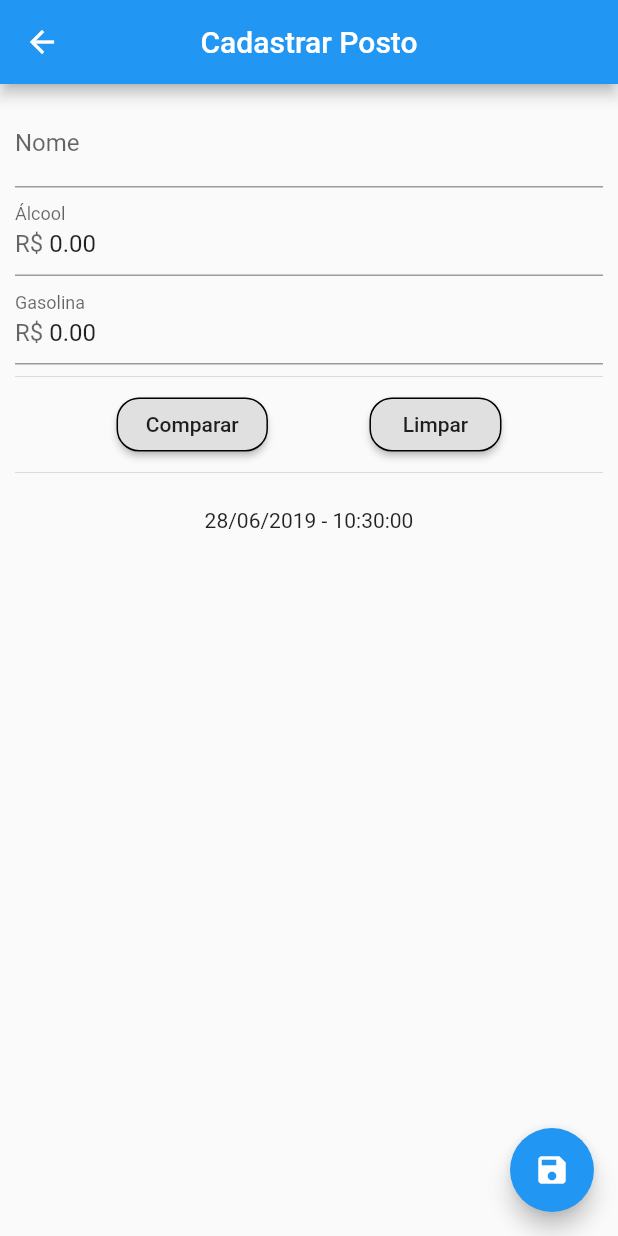
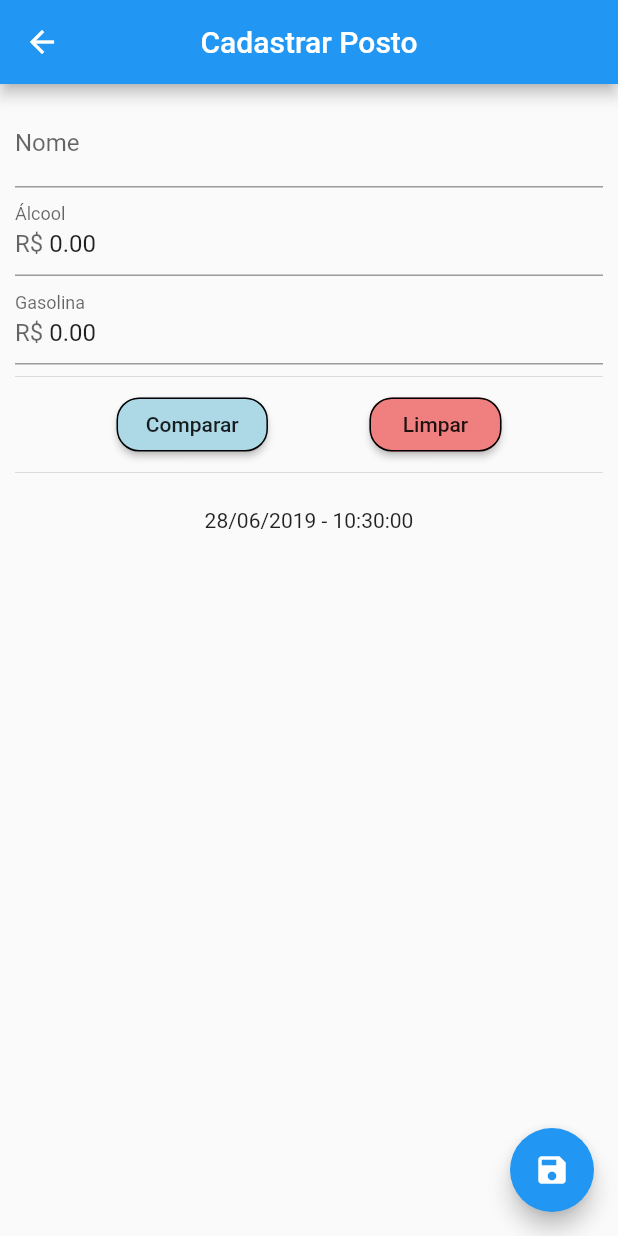
Before and after one commit to luisfernandofaria/melhorcombustivel, a Flutter app: the screen it shows after launch, after a tap on the "add" icon, on a phone screen of 412 x 824 dp. Run offline on Flutter 3.47's test engine with Material 2 defaults, Android fonts, the phone set to English and light mode, and no system bars; our stand-ins replace flutter_masked_text, sqflite; accounts and stored records are empty.

Commit message:
cor botoes

```diff
--- a/lib/main.dart
+++ b/lib/main.dart
@@ -1,10 +1,10 @@
 import 'package:flutter/material.dart';
-import 'package:melhor_combustivel/page/home.dart';
+import 'package:melhor_combustivel/page/splash.dart';
 
 void main() {
   runApp(MaterialApp(
     debugShowCheckedModeBanner: false,
     title: 'Melhor Combustível',
-    home: Home(),
+    home: SplashHome(),
   ));
 }
--- a/lib/page/home.dart
+++ b/lib/page/home.dart
@@ -12,7 +12,6 @@ class _HomeState extends State<Home> {
 
   PostoHelper helper = PostoHelper();
   List <Posto> _listaDePostos = List();
-
 
   void _showPostoPage({Posto posto}) async {
     final regPosto = await Navigator.push(
--- a/lib/page/postoPage.dart
+++ b/lib/page/postoPage.dart
@@ -130,6 +130,7 @@ class _PostoPageState extends State<PostoPage> {
                   mainAxisAlignment: MainAxisAlignment.spaceEvenly,
                   children: <Widget>[
                     RaisedButton(
+                      color: Color.fromRGBO(173,216,230, 10),
                       onPressed: escolherCombustivel,
                       child: Text(" Comparar "),
                       shape: OutlineInputBorder(
@@ -137,6 +138,7 @@ class _PostoPageState extends State<PostoPage> {
                       ),
                     ),
                     RaisedButton(
+                      color: Color.fromRGBO(240,128,128, 10),
                       onPressed: limparCampos,
                       child: Text(" Limpar "),
                       shape: OutlineInputBorder(
--- /dev/null
+++ b/lib/page/splash.dart
@@ -0,0 +1,36 @@
+import 'package:flutter/material.dart';
+
+import 'home.dart';
+
+class SplashHome extends StatefulWidget {
+  @override
+  _SplashHomeState createState() => _SplashHomeState();
+}
+
+class _SplashHomeState extends State<SplashHome> {
+  @override
+  void initState() {
+    Future.delayed(Duration(seconds: 5)).then((_) {
+      Navigator.of(context)
+          .pushReplacement(MaterialPageRoute(builder: (context) => Home()));
+    });
+//    super.initState();
+  }
+
+  @override
+  Widget build(BuildContext context) {
+    return Scaffold(
+      body: Column(
+        mainAxisAlignment: MainAxisAlignment.center,
+        crossAxisAlignment: CrossAxisAlignment.center,
+        children: <Widget>[
+          Container(
+            decoration: BoxDecoration(
+                image: DecorationImage(
+                    image: AssetImage("assets/images/fuelgauge.jpg"))),
+          )
+        ],
+      ),
+    );
+  }
+}
--- a/pubspec.yaml
+++ b/pubspec.yaml
@@ -47,6 +47,7 @@ flutter:
 
   assets:
     - assets/images/
+    - assets/images/fuelgauge.jpg
 
   # To add assets to your application, add an assets section, like this:
   # assets:
```
Also changed, not shown: assets/images/fuelgauge.jpg (added).
